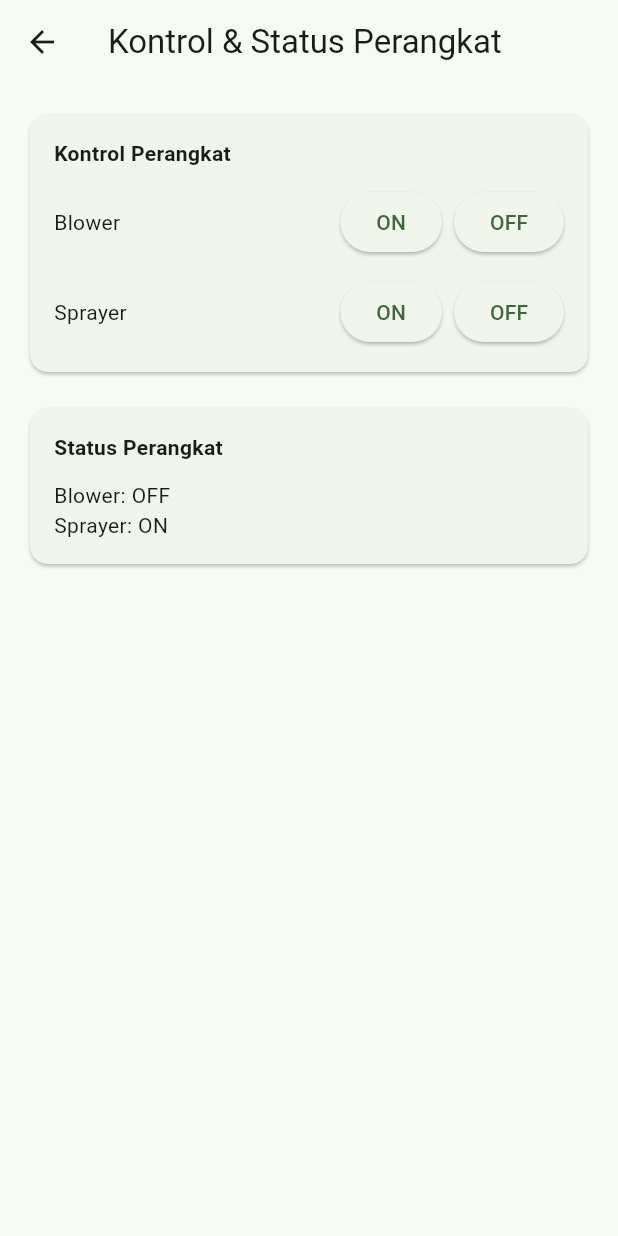
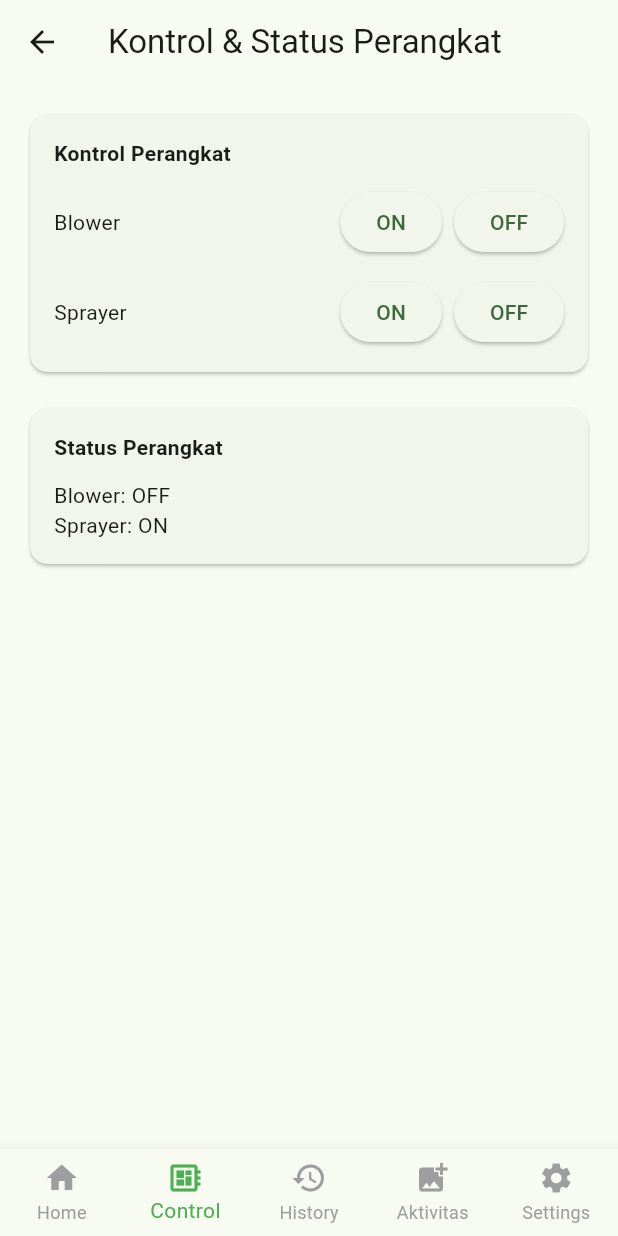
Before and after one commit to Aryaaa30/0114_GreenGrow, a Flutter app: the DeviceScreen screen opened directly, on a phone screen of 412 x 824 dp. Run offline on Flutter 3.47's test engine with Material 3 defaults, Android fonts, the phone set to English and light mode, and no system bars; our stand-ins replace connectivity_plus, dio, equatable, firebase_core, firebase_messaging, fl_chart and 10 more; accounts and stored records are empty.

Commit message:
Add Bottom navigation bar pada device_screen

```diff
--- a/lib/presentation/pages/device/device_screen.dart
+++ b/lib/presentation/pages/device/device_screen.dart
@@ -2,6 +2,9 @@ import 'package:flutter/material.dart';
 import 'package:flutter_bloc/flutter_bloc.dart';
 import 'package:dio/dio.dart';
 import 'package:flutter_secure_storage/flutter_secure_storage.dart';
+import 'package:greengrow_app/presentation/pages/activity/activity_history_screen.dart';
+import 'package:greengrow_app/presentation/pages/activity/upload_activity_screen.dart';
+import 'package:greengrow_app/presentation/pages/dashboard/farmer_dashboard_screen.dart';
 import '../../blocs/device_control/device_control_bloc.dart';
 import '../../blocs/device_control/device_control_event.dart';
 import '../../blocs/device_control/device_control_state.dart';
@@ -137,6 +140,68 @@ class DeviceScreen extends StatelessWidget {
           ],
         ),
       ),
+      bottomNavigationBar: BottomNavigationBar(
+        type: BottomNavigationBarType.fixed,
+        currentIndex: 1, // Index untuk tab Control
+        onTap: (index) {
+          switch (index) {
+            case 0:
+              Navigator.pushReplacement(
+                context,
+                MaterialPageRoute(
+                  builder: (context) => const FarmerDashboardScreen(),
+                ),
+              );
+              break;
+            case 1:
+              // Sudah di halaman ini
+              break;
+            case 2:
+              Navigator.pushReplacement(
+                context,
+                MaterialPageRoute(
+                  builder: (context) => ActivityHistoryScreen(greenhouseId: 1),
+                ),
+              );
+              break;
+            case 3:
+              Navigator.pushReplacement(
+                context,
+                MaterialPageRoute(
+                  builder: (context) => UploadActivityScreen(greenhouseId: 1),
+                ),
+              );
+              break;
+            case 4:
+              // Settings, bisa tampilkan modal atau halaman settings
+              break;
+          }
+        },
+        selectedItemColor: Colors.green,
+        unselectedItemColor: Colors.grey,
+        items: const [
+          BottomNavigationBarItem(
+            icon: Icon(Icons.home),
+            label: 'Home',
+          ),
+          BottomNavigationBarItem(
+            icon: Icon(Icons.developer_board),
+            label: 'Control',
+          ),
+          BottomNavigationBarItem(
+            icon: Icon(Icons.history),
+            label: 'History',
+          ),
+          BottomNavigationBarItem(
+            icon: Icon(Icons.add_photo_alternate),
+            label: 'Aktivitas',
+          ),
+          BottomNavigationBarItem(
+            icon: Icon(Icons.settings),
+            label: 'Settings',
+          ),
+        ],
+      ),
     );
   }
 }
```
